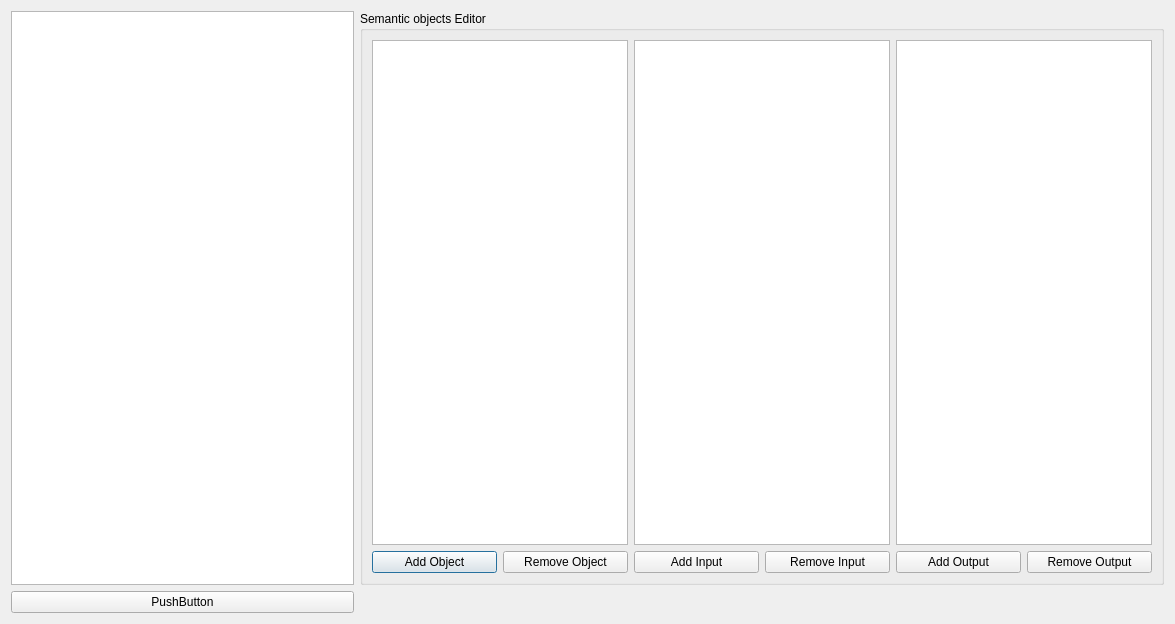
Before: the Qt Designer form GUI/Views/SemanticEditor.ui in bronya2057/ExpertSystemPyLab, drawn with Qt 5.
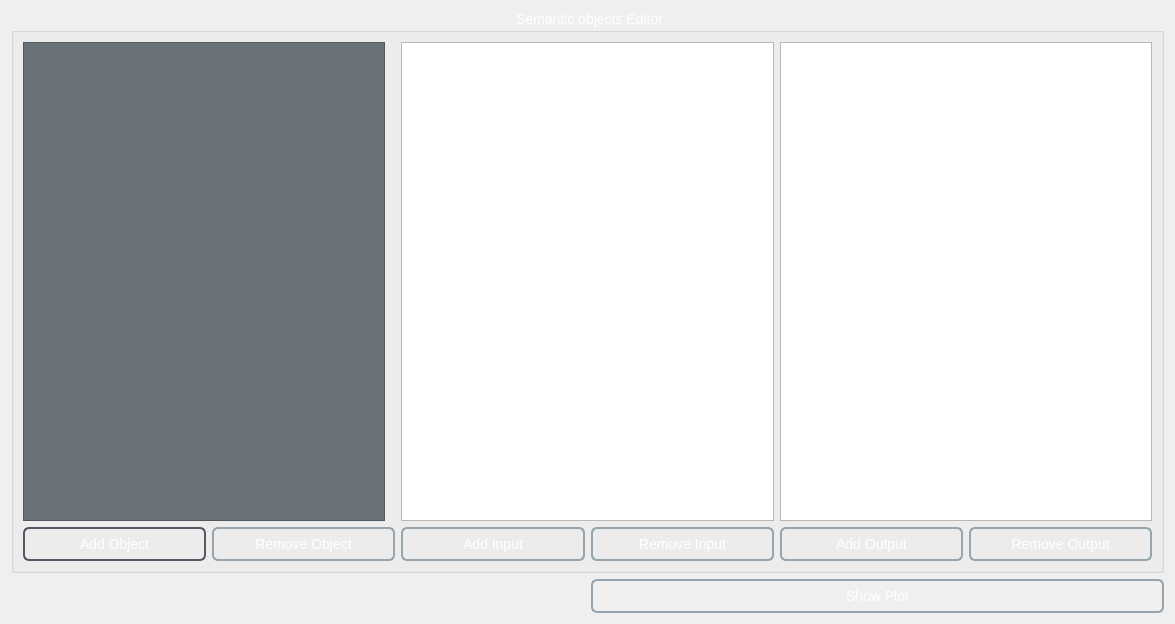
After: the same form once the commit is applied.

Diff of the .ui file:
```diff
--- a/GUI/Views/SemanticEditor.ui
+++ b/GUI/Views/SemanticEditor.ui
@@ -22,8 +22,116 @@
   <property name="windowTitle">
    <string>RuleEditor</string>
   </property>
+  <property name="styleSheet">
+   <string notr="true">QListView {
+    alternate-background-color: yellow;
+    background-color: #697378;
+	margin-right:10px
+}
+
+QListView {
+    show-decoration-selected: 1; /* make the selection span the entire width of the view */
+}
+
+QListView::item:selected:active {
+	 background-color: #96A4AD;
+}
+
+QListView::item:hover {
+     background-color: #96A4AD;
+}
+
+ QHeaderView::section {
+	 background-color: rgba(0,0,0,0%);
+	 color: white;
+	padding:5px;
+text-transform:uppercase;
+ }
+
+QTableCornerButton::section {background-color: rgba(0,0,0,0); }
+
+*::disabled
+{
+		background-color:#b4bdc6;
+    background-color: qlineargradient(x1: 0, y1: 0, x2: 0, y2: 1,
+                                      stop: 0 #475156, stop: 1 #74828B);
+		color:black;
+}
+
+QMainWindow, QWidget{
+    background-color: qlineargradient(x1: 0, y1: 0, x2: 0, y2: 1,
+                                      stop: 0 #697378, stop: 1 #96A4AD);
+}
+
+*{
+	font-size:14px;
+	font-family:&quot;Bahnschrift&quot;;
+	/*padding:5px;*/
+	color:white;
+}
+
+*:diabled{
+	    background-color: qlineargradient(x1: 0, y1: 0, x2: 0, y2: 1,
+                                      stop: 0 #475156, stop: 1 #74828B);
+}
+
+QLabel,QRadioButton{
+	background-color: rgba(0,0,0,0%)
+}
+
+QPushButton
+{
+
+    background-color: qlineargradient(x1: 0, y1: 0, x2: 0, y2: 1,
+                                     stop: 0 #96A4AD, stop: 1 #697378 );
+
+border: 2px solid #96A4AD;
+border-radius:6px;
+
+    min-width: 80px;
+	min-height:30px;
+}
+
+QPushButton:pressed {
+    background-color: qlineargradient(x1: 0, y1: 0, x2: 0, y2: 1,
+                                     stop: 0 #74828B, stop: 1 #697378 );
+    /*background-color: qlineargradient(x1: 0, y1: 0, x2: 0, y2: 1,
+                                      stop: 0 #dadbde, stop: 1 #f6f7fa);*/
+}
+
+QPushButton:flat {
+    border: none; /* no border for a flat push button */
+}
+
+QPushButton:default {
+    border-color: #535a66;
+}
+
+QPushButton:disabled {
+    background-color: qlineargradient(x1: 0, y1: 0, x2: 0, y2: 1,
+                                      stop: 0 #475156, stop: 1 #74828B);
+}
+
+QGroupBox::title {
+    subcontrol-origin: margin;
+    subcontrol-position: top center; /* position at the top center */
+    padding: 0 3px;
+    background-color: qlineargradient(x1: 0, y1: 0, x2: 0, y2: 1,
+                                      stop: 0 #FFOECE, stop: 1 #FFFFFF);
+
+}
+
+QListView::item:selected:active {
+	 background-color: #96A4AD;
+}
+
+QListView::item:hover {
+     background-color: #96A4AD;
+}
+</string>
+  </property>
   <layout class="QGridLayout" name="gridLayout">
-   <item row="0" column="1">
+   <item row="0" column="0" colspan="2">
     <widget class="QGroupBox" name="gBConnections">
      <property name="title">
       <string>Semantic objects Editor</string>
@@ -125,13 +233,10 @@
      </layout>
     </widget>
    </item>
-   <item row="0" column="0">
-    <widget class="QGraphicsView" name="graphicsView"/>
-   </item>
-   <item row="1" column="0">
-    <widget class="QPushButton" name="pushButton">
+   <item row="1" column="1">
+    <widget class="QPushButton" name="pbShowPlot">
      <property name="text">
-      <string>PushButton</string>
+      <string>Show Plot</string>
      </property>
     </widget>
    </item>
```
